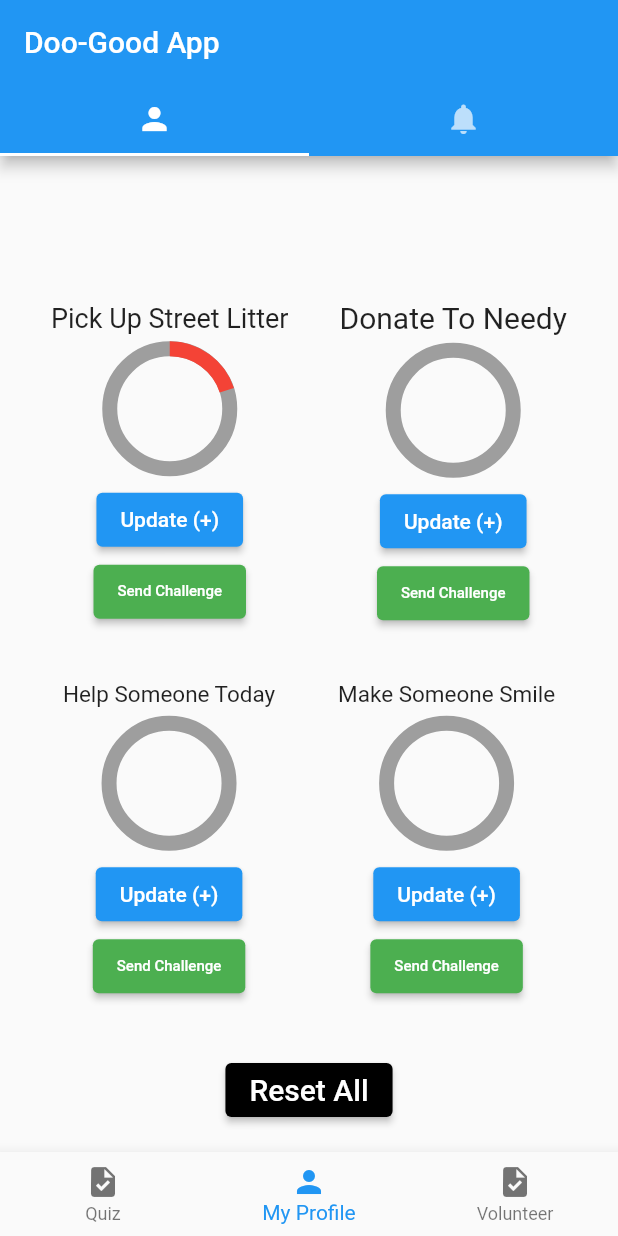
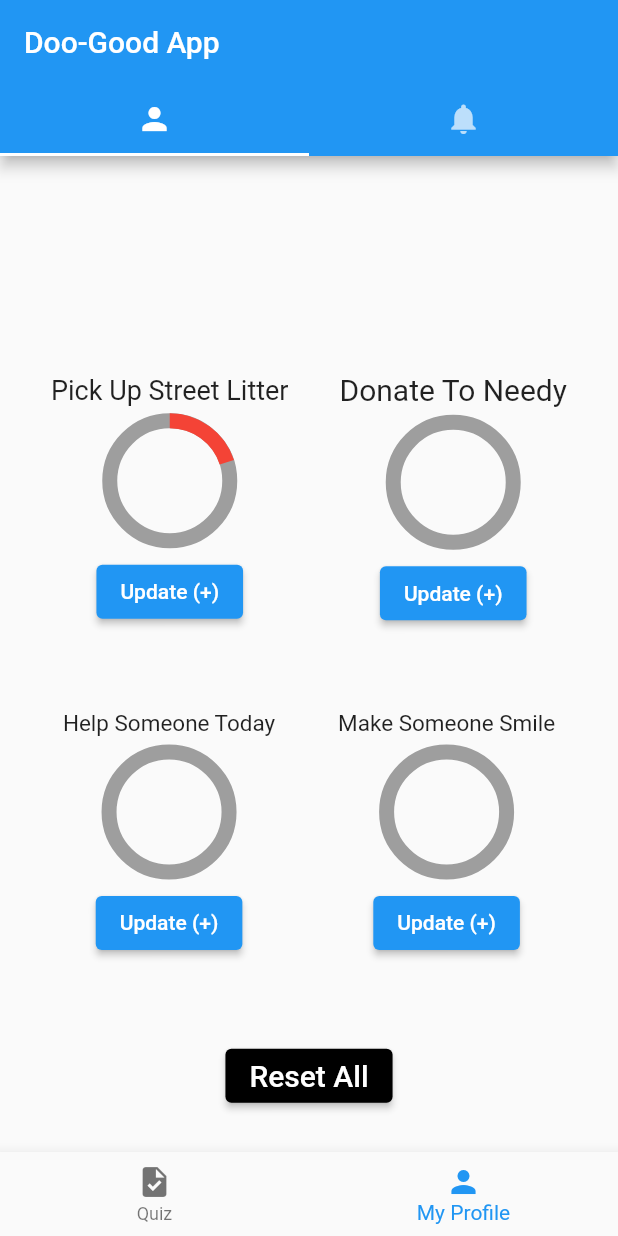
Before and after one commit to eriksoriano/forgood, a Flutter app: the screen it shows after launch, item 2 of the bottom bar chosen, after a tap on "Update (+)", on a phone screen of 412 x 824 dp. Run offline on Flutter 3.47's test engine with Material 2 defaults, Android fonts, the phone set to English and light mode, and no system bars; missing offline and left inert: dart:ffi.

Commit message:
all good

```diff
--- a/lib/main.dart
+++ b/lib/main.dart
@@ -46,8 +46,6 @@ class _MyHomePageState extends State<MyHomePage> {
     "Make Someone Smile",
     "Tutor Someone For Free",
     "Buy Someone Food",
-    "Give Someone Praise",
-    "Open The Door For Someone"
   ];
 
 // **************************************************************************
@@ -130,11 +128,11 @@ class _MyHomePageState extends State<MyHomePage> {
     });
   }
 
-  void _incrementCounter() {
-    setState(() {
-      progress = progress + 1;
-    });
-  }
+  // void _incrementCounter() {
+  //   setState(() {
+  //     progress = progress + 1;
+  //   });
+  // }
 
 // **************************************************************************
   // widget below is for the 4 main rings profile
@@ -217,7 +215,6 @@ class _MyHomePageState extends State<MyHomePage> {
                   ElevatedButton(
                     onPressed: () {
                       setState(() {
-                        _incrementCounter();
                         if (_pickup == 1) {
                           complete1 = "100%";
                         } else {
@@ -228,18 +225,18 @@ class _MyHomePageState extends State<MyHomePage> {
                     },
                     child: Text('Update (+)'),
                   ),
-                  ElevatedButton(
-                    onPressed: () {
-                      setState(() {
-                        // _goodDay = _goodDay + 0.2;
-                      });
-                    },
-                    style: ElevatedButton.styleFrom(primary: Colors.green),
-                    child: Text(
-                      'Send Challenge',
-                      style: TextStyle(fontSize: 10),
-                    ),
-                  ),
+                  // ElevatedButton(
+                  //   onPressed: () {
+                  //     setState(() {
+                  //       // _goodDay = _goodDay + 0.2;
+                  //     });
+                  //   },
+                  //   style: ElevatedButton.styleFrom(primary: Colors.green),
+                  //   child: Text(
+                  //     'Send Challenge',
+                  //     style: TextStyle(fontSize: 10),
+                  //   ),
+                  // ),
                 ],
               ),
               Column(
@@ -292,18 +289,18 @@ class _MyHomePageState extends State<MyHomePage> {
                     },
                     child: Text('Update (+)'),
                   ),
-                  ElevatedButton(
-                    onPressed: () {
-                      setState(() {
-                        // _goodDay = _goodDay + 0.2;
-                      });
-                    },
-                    style: ElevatedButton.styleFrom(primary: Colors.green),
-                    child: Text(
-                      'Send Challenge',
-                      style: TextStyle(fontSize: 10),
-                    ),
-                  ),
+                  // ElevatedButton(
+                  //   onPressed: () {
+                  //     setState(() {
+                  //       // _goodDay = _goodDay + 0.2;
+                  //     });
+                  //   },
+                  //   style: ElevatedButton.styleFrom(primary: Colors.green),
+                  //   child: Text(
+                  //     'Send Challenge',
+                  //     style: TextStyle(fontSize: 10),
+                  //   ),
+                  // ),
                 ],
               )
             ],
@@ -366,18 +363,18 @@ class _MyHomePageState extends State<MyHomePage> {
                     },
                     child: Text('Update (+)'),
                   ),
-                  ElevatedButton(
-                    onPressed: () {
-                      setState(() {
-                        // _goodDay = _goodDay + 0.2;
-                      });
-                    },
-                    style: ElevatedButton.styleFrom(primary: Colors.green),
-                    child: Text(
-                      'Send Challenge',
-                      style: TextStyle(fontSize: 10),
-                    ),
-                  ),
+                  // ElevatedButton(
+                  //   onPressed: () {
+                  //     setState(() {
+                  //       // _goodDay = _goodDay + 0.2;
+                  //     });
+                  //   },
+                  //   style: ElevatedButton.styleFrom(primary: Colors.green),
+                  //   child: Text(
+                  //     'Send Challenge',
+                  //     style: TextStyle(fontSize: 10),
+                  //   ),
+                  // ),
                 ],
               ),
               Column(
@@ -430,18 +427,18 @@ class _MyHomePageState extends State<MyHomePage> {
                     },
                     child: Text('Update (+)'),
                   ),
-                  ElevatedButton(
-                    onPressed: () {
-                      setState(() {
-                        // _goodDay = _goodDay + 0.2;
-                      });
-                    },
-                    style: ElevatedButton.styleFrom(primary: Colors.green),
-                    child: Text(
-                      'Send Challenge',
-                      style: TextStyle(fontSize: 10),
-                    ),
-                  ),
+                  // ElevatedButton(
+                  //   onPressed: () {
+                  //     setState(() {
+                  //       // _goodDay = _goodDay + 0.2;
+                  //     });
+                  //   },
+                  //   style: ElevatedButton.styleFrom(primary: Colors.green),
+                  //   child: Text(
+                  //     'Send Challenge',
+                  //     style: TextStyle(fontSize: 10),
+                  //   ),
+                  // ),
                 ],
               ),
             ],
@@ -479,12 +476,12 @@ class _MyHomePageState extends State<MyHomePage> {
   Widget _selectTab() {
     switch (_selectedTabIndex) {
       case 0:
-        return _listofOpportunities();
+        return Text("Quiz will go here bro", style: TextStyle(fontSize: 30));
       case 1:
         return _profileScreen();
-      case 2:
-        return Text("Other content will go here once we realize what it is",
-            style: TextStyle(fontSize: 30));
+      // case 2:
+      //   return Text("Other content will go here once we realize what it is",
+      //       style: TextStyle(fontSize: 30));
       default:
         return const Center(child: Icon(Icons.home, size: 200));
     }
@@ -513,7 +510,7 @@ class _MyHomePageState extends State<MyHomePage> {
             ),
           ),
           body: TabBarView(
-            children: [_selectTab(), _acceptChallenge()],
+            children: [_selectTab(), _listofOpportunities()],
           ),
           bottomNavigationBar: BottomNavigationBar(
             currentIndex: _selectedTabIndex,
@@ -527,10 +524,10 @@ class _MyHomePageState extends State<MyHomePage> {
                 icon: Icon(Icons.person),
                 label: 'My Profile',
               ),
-              BottomNavigationBarItem(
-                icon: Icon(Icons.task),
-                label: 'Volunteer',
-              ),
+              // BottomNavigationBarItem(
+              //   icon: Icon(Icons.task),
+              //   label: 'Volunteer',
+              // ),
             ],
           ),
         ),
```
Also changed, not shown: lib/challenge.dart (added), lib/mychallenge.dart (deleted).
